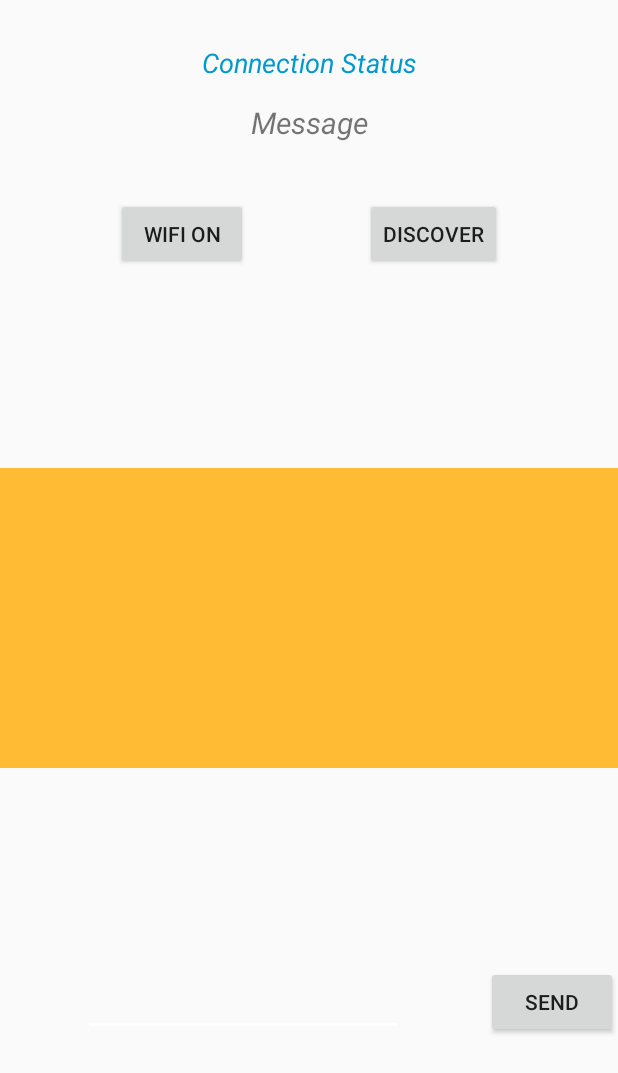
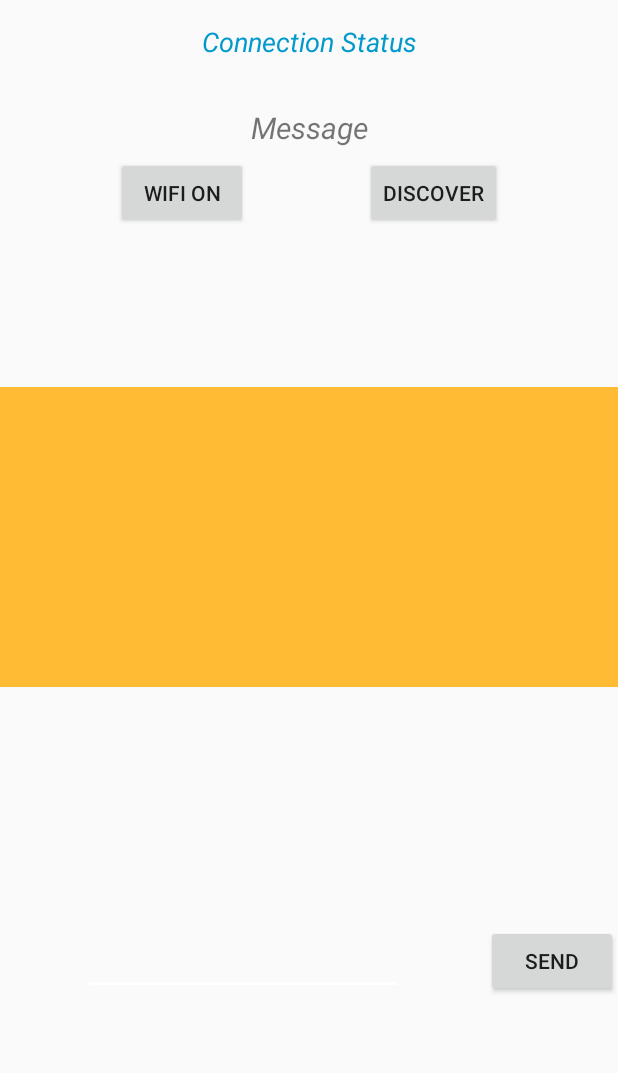
Before and after one commit to Ogrys/pfe-2020-remote-targeting-equipe-delta, an Android app: the layout activity_main.xml on its own in the app's theme, with its tools: preview values and no code run, on a phone screen of 412 x 824 dp. Shown: the top 1073 px of the screen. Run offline under Robolectric (Android 15) with nearby library versions, the phone set to English and light mode, and no system bars.

```diff
--- a/app/src/main/AndroidManifest.xml
+++ b/app/src/main/AndroidManifest.xml
@@ -17,7 +17,9 @@
         android:roundIcon="@mipmap/ic_launcher_round"
         android:supportsRtl="true"
         android:theme="@style/AppTheme">
-        <activity android:name=".MainActivity">
+        <activity android:name=".MainActivity"
+
+            android:screenOrientation="landscape">
             <intent-filter>
                 <action android:name="android.intent.action.MAIN" />
 
--- a/app/src/main/res/layout/activity_main.xml
+++ b/app/src/main/res/layout/activity_main.xml
@@ -12,6 +12,7 @@
         android:layout_height="wrap_content"
         android:layout_alignParentStart="true"
         android:layout_alignParentTop="true"
+        android:orientation="horizontal"
         android:text="Wifi On"
         app:layout_constraintBottom_toTopOf="@+id/peerListView"
         app:layout_constraintEnd_toStartOf="@+id/discover"
@@ -44,7 +45,7 @@
         app:layout_constraintEnd_toEndOf="parent"
         app:layout_constraintHorizontal_bias="0.5"
         app:layout_constraintStart_toStartOf="parent"
-        app:layout_constraintTop_toBottomOf="@+id/onOff" />
+        app:layout_constraintTop_toBottomOf="@+id/readMsg" />
 
     <EditText
         android:id="@+id/writeMsg"
@@ -102,10 +103,9 @@
         android:textAlignment="center"
         android:textSize="20sp"
         android:textStyle="italic"
-        app:layout_constraintBottom_toTopOf="@+id/onOff"
         app:layout_constraintEnd_toEndOf="parent"
         app:layout_constraintHorizontal_bias="0.5"
         app:layout_constraintStart_toStartOf="parent"
-        app:layout_constraintTop_toTopOf="parent" />
+        app:layout_constraintTop_toBottomOf="@id/connectionStatus"/>
 
 </androidx.constraintlayout.widget.ConstraintLayout>
```
